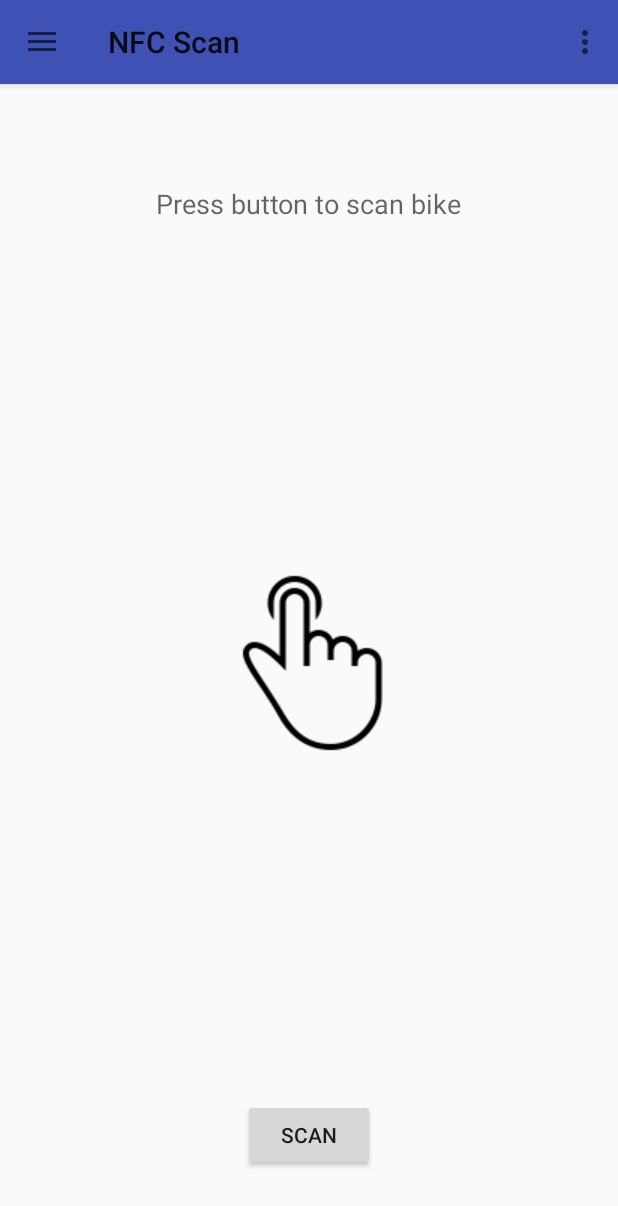
After one commit to axelfriberg/BikeBuddy, an Android app: the fragment NFCFragment placed in its activity, on a phone screen of 412 x 824 dp. The commit adds this screen. Shown: the top 1206 px of the screen. Run offline under Robolectric (Android 15) with nearby library versions, the phone set to English and light mode, and no system bars.

Commit message:
NFC scan added (with button press), orientation fix on map

```diff
--- a/app/src/main/AndroidManifest.xml
+++ b/app/src/main/AndroidManifest.xml
@@ -42,7 +42,8 @@
 
         <activity
             android:name=".MapsActivity"
-            android:label="@string/title_activity_maps"></activity>
+            android:label="@string/title_activity_maps"
+            android:screenOrientation="portrait"></activity>
     </application>
 
 </manifest>
--- a/app/src/main/java/com/axelfriberg/bikebuddy/MainActivity.java
+++ b/app/src/main/java/com/axelfriberg/bikebuddy/MainActivity.java
@@ -76,9 +76,9 @@ public class MainActivity extends AppCompatActivity {
                                 startActivity(intent);
                                 return true;
                             case R.id.navigation_item_2:
-                                ContentFragment2 contentFragment2 = new ContentFragment2();
+                                NFCFragment nfcFragment = new NFCFragment();
                                 Toast.makeText(getApplicationContext(),"Nav 2",Toast.LENGTH_SHORT).show();
-                                fragmentTransaction.replace(R.id.frame,contentFragment2);
+                                fragmentTransaction.replace(R.id.frame,nfcFragment);
                                 fragmentTransaction.addToBackStack(null);
                                 fragmentTransaction.commit();
                                 return true;
--- /dev/null
+++ b/app/src/main/java/com/axelfriberg/bikebuddy/NFCFragment.java
@@ -0,0 +1,65 @@
+package com.axelfriberg.bikebuddy;
+
+import android.app.Fragment;
+import android.os.Bundle;
+import android.view.LayoutInflater;
+import android.view.View;
+import android.view.ViewGroup;
+import android.widget.Button;
+import android.widget.ImageView;
+import android.widget.TextView;
+
+/**
+ * Created by therese on 2016-04-25.
+ */
+public class NFCFragment extends Fragment implements View.OnClickListener{
+
+    private Button button;
+    private TextView text;
+    private ImageView image;
+    private boolean isYourBike = true;
+
+    public NFCFragment() {
+
+        // Required empty public constructor
+    }
+
+
+    @Override
+    public void onCreate(Bundle savedInstanceState) {
+        super.onCreate(savedInstanceState);
+        getActivity().setTitle(R.string.nfc_fragment_title);
+    }
+
+    @Override
+    public View onCreateView(LayoutInflater inflater, ViewGroup container, Bundle savedInstanceState) {
+        // Inflate the layout for this fragment
+        View v = inflater.inflate(R.layout.fragment_nfc, container, false);
+        button = (Button)v.findViewById(R.id.scan);
+        text = (TextView) v.findViewById(R.id.scan_text);
+        image = (ImageView)v.findViewById(R.id.scan_image);
+        button.setOnClickListener(this);
+        return v;
+    }
+
+    @Override
+    public void onClick(View v) {
+        if (isYourBike) {
+            text.setText("This is your bike!");
+            image.setImageResource(R.drawable.check);
+            isYourBike = false;
+        } else {
+            button.setText("Scan again");
+            text.setText("This is not your bike!");
+            image.setImageResource(R.drawable.cross);
+            isYourBike = true;
+        }
+    }
+
+    @Override
+    public void onResume(){
+        super.onResume();
+        getActivity().setTitle(R.string.nfc_fragment_title);
+    }
+
+}
--- a/app/src/main/java/com/axelfriberg/bikebuddy/StatisticFragment.java
+++ b/app/src/main/java/com/axelfriberg/bikebuddy/StatisticFragment.java
@@ -1,16 +1,16 @@
 package com.axelfriberg.bikebuddy;
 
+import android.app.Fragment;
 import android.content.Context;
 import android.net.Uri;
 import android.os.Bundle;
-import android.support.v4.app.Fragment;
 import android.view.LayoutInflater;
 import android.view.View;
 import android.view.ViewGroup;
 import android.widget.ListView;
 import android.widget.TextView;
 
-public class StatisticFragment extends Fragment{
+public class StatisticFragment extends Fragment {
     private TextView text;
     private ListView list;
 
--- a/app/src/main/res/layout/content_fragment_2.xml
+++ b/app/src/main/res/layout/content_fragment_2.xml
@@ -6,7 +6,7 @@
     <TextView
         android:layout_width="wrap_content"
         android:layout_height="wrap_content"
-        android:text="@string/second_fragment_title"
+        android:text="@string/nfc_fragment_title"
         android:padding="8dp"
         android:textColor="#000"
         android:textSize="28sp"
--- /dev/null
+++ b/app/src/main/res/layout/fragment_nfc.xml
@@ -0,0 +1,33 @@
+<?xml version="1.0" encoding="utf-8"?>
+<RelativeLayout xmlns:android="http://schemas.android.com/apk/res/android"
+    xmlns:tools="http://schemas.android.com/tools"
+    android:layout_width="match_parent"
+    android:layout_height="match_parent"
+    tools:context="com.axelfriberg.bikebuddy.NFCFragment">
+
+    <Button
+        android:layout_width="wrap_content"
+        android:layout_height="wrap_content"
+        android:text="Scan"
+        android:id="@+id/scan"
+        android:layout_alignParentBottom="true"
+        android:layout_centerHorizontal="true"
+        android:layout_marginBottom="43dp" />
+    <ImageView
+        android:layout_width="wrap_content"
+        android:layout_height="wrap_content"
+        android:src="@drawable/push"
+        android:id="@+id/scan_image"
+        android:layout_centerVertical="true"
+        android:layout_centerHorizontal="true" />
+    <TextView
+        android:layout_width="wrap_content"
+        android:layout_height="wrap_content"
+        android:textAppearance="?android:attr/textAppearanceMedium"
+        android:text="Press button to scan bike"
+        android:id="@+id/scan_text"
+        android:layout_alignParentTop="true"
+        android:layout_centerHorizontal="true"
+        android:layout_marginTop="67dp" />
+
+</RelativeLayout>
--- a/app/src/main/res/values/strings.xml
+++ b/app/src/main/res/values/strings.xml
@@ -2,9 +2,9 @@
     <string name="app_name">Bike Buddy</string>
     <string name="action_settings">Settings</string>
     <string name="navigation_item_1">Navigation Item 1</string>
-    <string name="navigation_item_2">Navigation Item 2</string>
+    <string name="navigation_item_2">NFC Scan</string>
     <string name="main_fragment_title">Main Fragment</string>
-    <string name="second_fragment_title">Second Fragment</string>
+    <string name="nfc_fragment_title">NFC Scan</string>
     <string name="drawer_open">open drawer</string>
     <string name="drawer_close">close drawer</string>
     <string name="action_menu">Menu</string>
```
Also changed, not shown: app/src/main/java/com/axelfriberg/bikebuddy/ContentFragment2.java (deleted, +0 -28 lines), app/src/main/res/drawable/check.png (added), app/src/main/res/drawable/cross.png (added), app/src/main/res/drawable/push.png (added).
